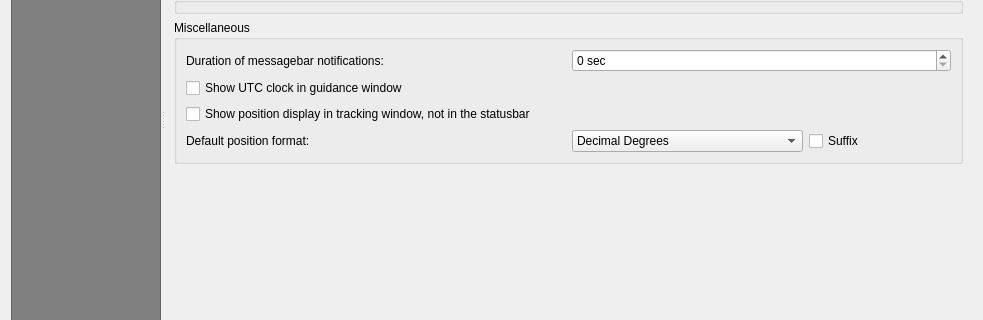
The window that ui/posiview_properties_base.ui (jrenken/qgis-PosiView) describes before a commit, drawn with Qt 5; both pictures show x 0 to 983 and y 316 to 636 of the 983 by 898 pixel window.
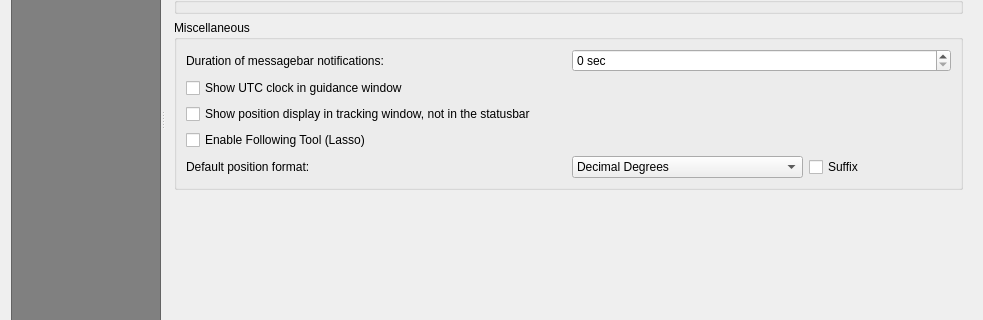
The same window after the commit. Icons and pictures are not drawn. Custom widgets are drawn as their Qt base class.

Commit message: enable/disable Lasso Tool in properties dialog

What changed in the file:
```diff
--- a/ui/posiview_properties_base.ui
+++ b/ui/posiview_properties_base.ui
@@ -357,6 +357,20 @@
                   <string>Miscellaneous</string>
                  </property>
                  <layout class="QGridLayout" name="gridLayout_9">
+                  <item row="1" column="0">
+                   <widget class="QCheckBox" name="checkBoxUtcClock">
+                    <property name="text">
+                     <string>Show UTC clock in guidance window</string>
+                    </property>
+                   </widget>
+                  </item>
+                  <item row="4" column="0">
+                   <widget class="QLabel" name="label_23">
+                    <property name="text">
+                     <string>Default position format:</string>
+                    </property>
+                   </widget>
+                  </item>
                   <item row="0" column="0">
                    <widget class="QLabel" name="label_21">
                     <property name="text">
@@ -377,21 +391,7 @@
                     </property>
                    </widget>
                   </item>
-                  <item row="1" column="0">
-                   <widget class="QCheckBox" name="checkBoxUtcClock">
-                    <property name="text">
-                     <string>Show UTC clock in guidance window</string>
-                    </property>
-                   </widget>
-                  </item>
-                  <item row="3" column="0">
-                   <widget class="QLabel" name="label_23">
-                    <property name="text">
-                     <string>Default position format:</string>
-                    </property>
-                   </widget>
-                  </item>
-                  <item row="3" column="1">
+                  <item row="4" column="1">
                    <layout class="QHBoxLayout" name="horizontalLayout_8">
                     <item>
                      <widget class="QComboBox" name="comboBoxDefaultPositionFormat">
@@ -437,6 +437,13 @@
                     </property>
                    </widget>
                   </item>
+                  <item row="3" column="0">
+                   <widget class="QCheckBox" name="checkBoxFollowing">
+                    <property name="text">
+                     <string>Enable Following Tool (Lasso)</string>
+                    </property>
+                   </widget>
+                  </item>
                  </layout>
                 </widget>
                </item>
```
Left out of the diff: 8 changed lines with no effect on the pictures. The commit also changes 3 other files.
